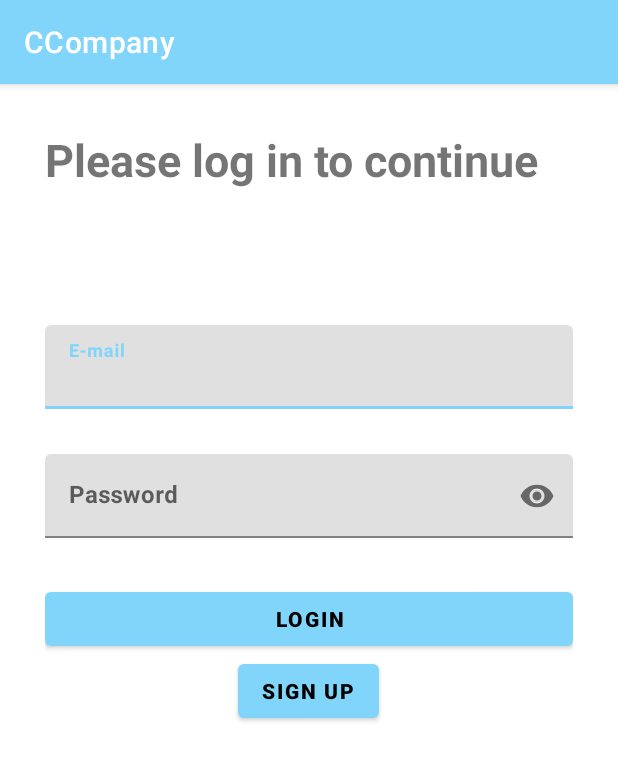
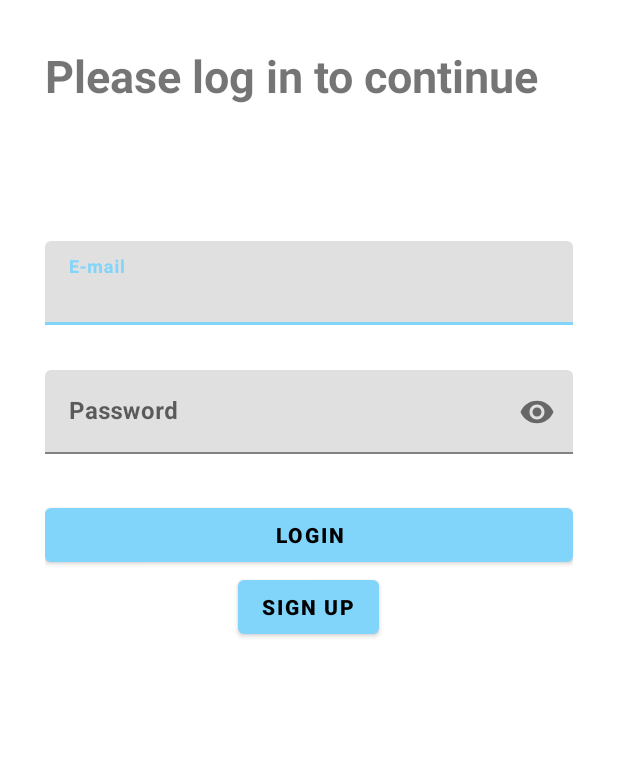
Before and after one commit to MZO9400/CCompanyClient, an Android app: the screen it shows after launch (LoginActivity), on a phone screen of 412 x 824 dp. Shown: the top 761 px of the screen. Run offline under Robolectric (Android 15) with nearby library versions, the phone set to English and light mode, and no system bars; our stand-ins replace FlexboxLayout.

Commit message:
Use NoActionBar theme

```diff
--- a/app/src/main/res/values/themes.xml
+++ b/app/src/main/res/values/themes.xml
@@ -1,6 +1,6 @@
 <resources xmlns:tools="http://schemas.android.com/tools">
     <!-- Base application theme. -->
-    <style name="Theme.CCompany" parent="Theme.MaterialComponents.DayNight.DarkActionBar">
+    <style name="Theme.CCompany" parent="Theme.MaterialComponents.DayNight.NoActionBar">
         <!-- Primary brand color. -->
         <item name="colorPrimary">@color/primaryColor</item>
         <item name="colorPrimaryVariant">@color/primaryLightColor</item>
```
